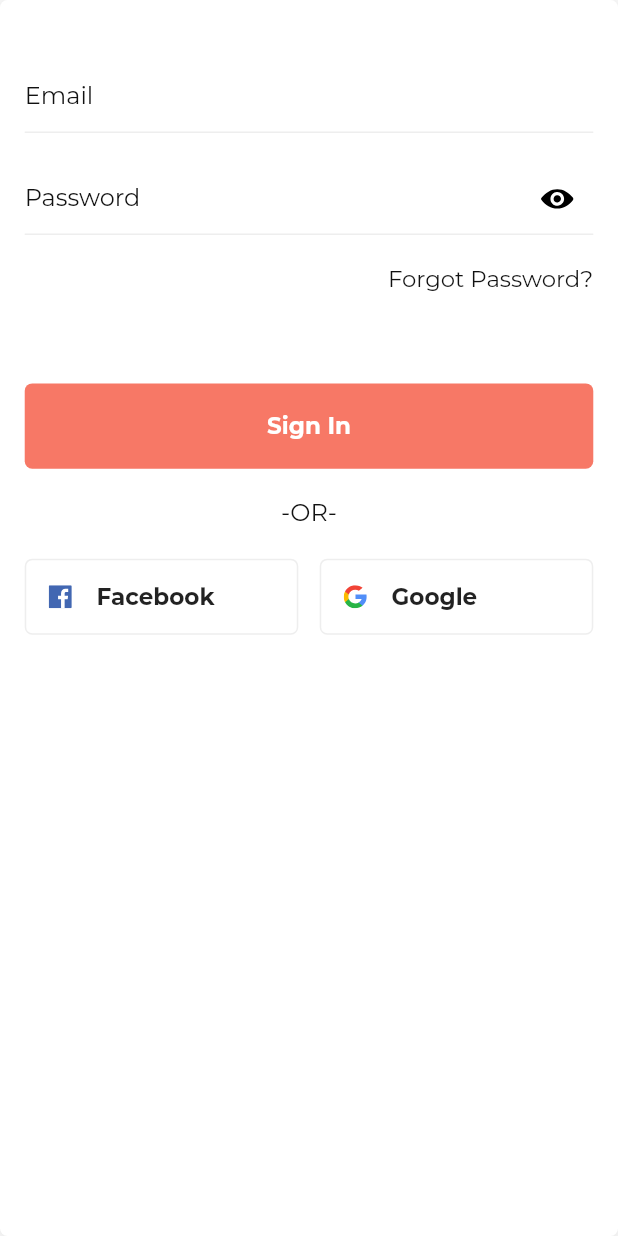
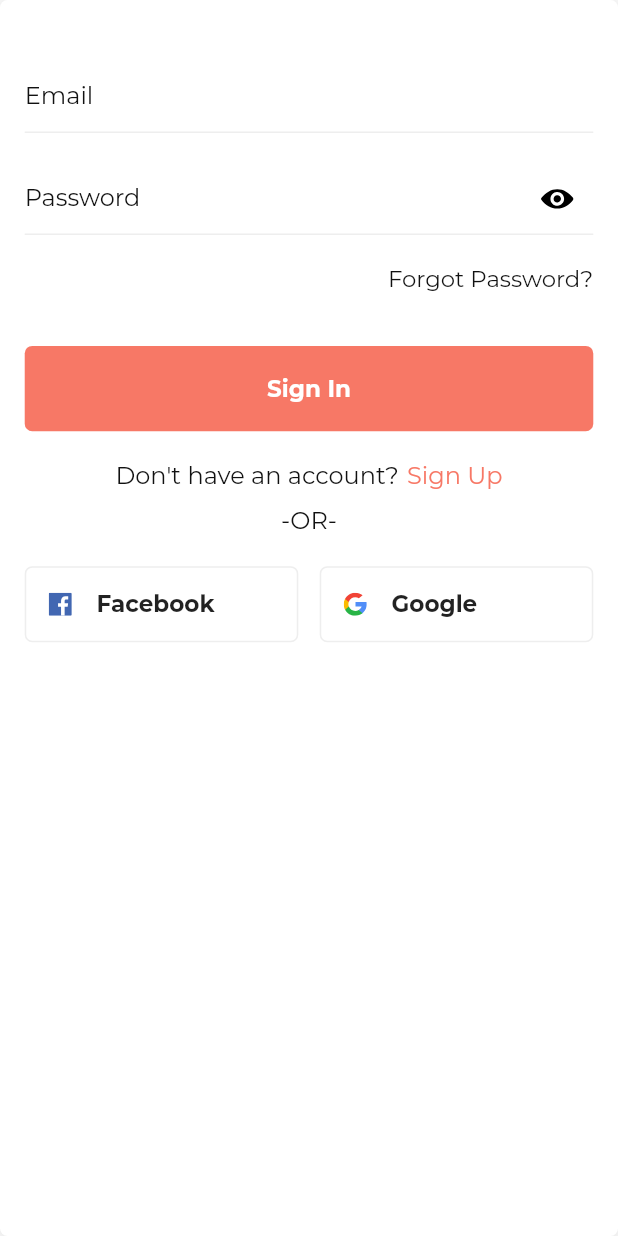
Before and after one commit to lukovicmarko/Glamor, a Flutter app: the SignForm widget shown alone on an empty page, opened directly, on a phone screen of 412 x 824 dp. Run offline on Flutter 3.47's test engine with Material 2 defaults, Android fonts, the phone set to English and light mode, and no system bars; our stand-ins replace flutter_svg, google_sign_in, localstorage, modal_progress_hud; missing offline and left inert: flutter_config; accounts and stored records are empty; network calls fail.

```diff
--- a/lib/main.dart
+++ b/lib/main.dart
@@ -1,15 +1,14 @@
 import 'package:flutter/material.dart';
 import 'package:flutter_config/flutter_config.dart';
 import 'package:food/src/data/auth_data.dart';
-import 'package:localstorage/localstorage.dart';
 import 'src/glamor.dart';
 
 void main() async {
   WidgetsFlutterBinding.ensureInitialized();
   await FlutterConfig.loadEnvVariables();
 
-  var authData = new AuthData();
-  var token = await authData.getLocalStorage();
+  final authData = new AuthData();
+  final token = await authData.getLocalStorage();
 
   runApp(Glamor(token: token));
 }
--- a/lib/src/screens/sign_in/widgets/sign_in_form.dart
+++ b/lib/src/screens/sign_in/widgets/sign_in_form.dart
@@ -4,8 +4,11 @@ import 'package:food/src/data/auth_data.dart';
 import 'package:food/src/provider/bottomNavigationProvider.dart';
 import 'package:food/src/provider/spinner.dart';
 import 'package:food/src/screens/sign_in/widgets/social_button.dart';
+import 'package:food/src/screens/sign_up/sign_up_screen.dart';
+import 'package:food/src/utils/colors.dart';
 import 'package:food/src/utils/size_config.dart';
 import 'package:food/src/widgets/auth_container.dart';
+import 'package:food/src/widgets/auth_link.dart';
 import 'package:food/src/widgets/default_button.dart';
 import 'package:food/src/widgets/form_error.dart';
 import 'package:provider/provider.dart';
@@ -95,7 +98,7 @@ class _SignFormState extends State<SignForm> {
               ),
               SizedBox(height: 10),
               FormError(errors: errors),
-              SizedBox(height: 50),
+              SizedBox(height: 25),
               DefaultButton(
                 text: "Sign In",
                 onPress: () {
@@ -103,6 +106,14 @@ class _SignFormState extends State<SignForm> {
                 },
               ),
               SizedBox(height: 20),
+              AuthLink(
+                text: "Don't have an account?",
+                linkText: "Sign Up",
+                onPress: () {
+                  Navigator.pushNamed(context, SignUpScreen.routeName);
+                },
+              ),
+              SizedBox(height: 10),
               Text('-OR-'),
               SizedBox(height: 20),
               Row(
--- a/lib/src/screens/sign_in/widgets/body.dart
+++ b/lib/src/screens/sign_up/widgets/body.dart
@@ -1,5 +1,5 @@
 import 'package:flutter/material.dart';
-import 'package:food/src/screens/sign_in/widgets/sign_in_form.dart';
+import 'package:food/src/screens/sign_up/widgets/sign_up_form.dart';
 import 'package:food/src/utils/size_config.dart';
 import 'package:food/src/widgets/auth_parrent.dart';
 
@@ -8,9 +8,9 @@ class Body extends StatelessWidget {
   Widget build(BuildContext context) {
     SizeConfig().init(context);
     return AuthParrent(
-      title: 'Welcome Back',
+      title: 'Welcome',
       subTitle: 'Sign up to continue',
-      child: SignForm(),
+      child: SignUpForm(),
     );
   }
 }
--- /dev/null
+++ b/lib/src/widgets/auth_link.dart
@@ -0,0 +1,31 @@
+import 'package:flutter/material.dart';
+import 'package:food/src/utils/colors.dart';
+import 'package:food/src/utils/size_config.dart';
+
+class AuthLink extends StatelessWidget {
+  AuthLink({this.text, this.linkText, this.onPress});
+
+  final String text;
+  final String linkText;
+  final Function onPress;
+
+  @override
+  Widget build(BuildContext context) {
+    return Row(
+      mainAxisAlignment: MainAxisAlignment.center,
+      children: [
+        Text(text),
+        SizedBox(
+          width: getProportionateScreenWidth(5),
+        ),
+        GestureDetector(
+          onTap: onPress,
+          child: Text(
+            linkText,
+            style: TextStyle(color: kRedColor),
+          ),
+        ),
+      ],
+    );
+  }
+}
```
Also changed, not shown: lib/src/data/auth_data.dart (+29 -0 lines), lib/src/screens/sign_up/sign_up_screen.dart (+11 -2 lines), lib/src/screens/sign_up/widgets/sign_up_form.dart (added, +192 -0 lines).
